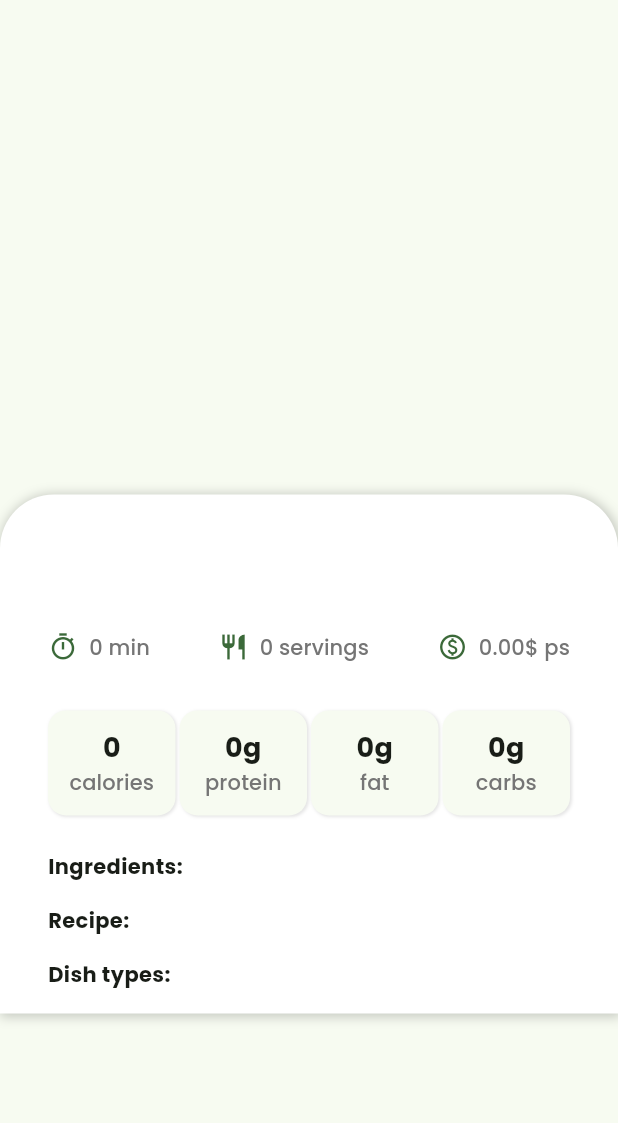
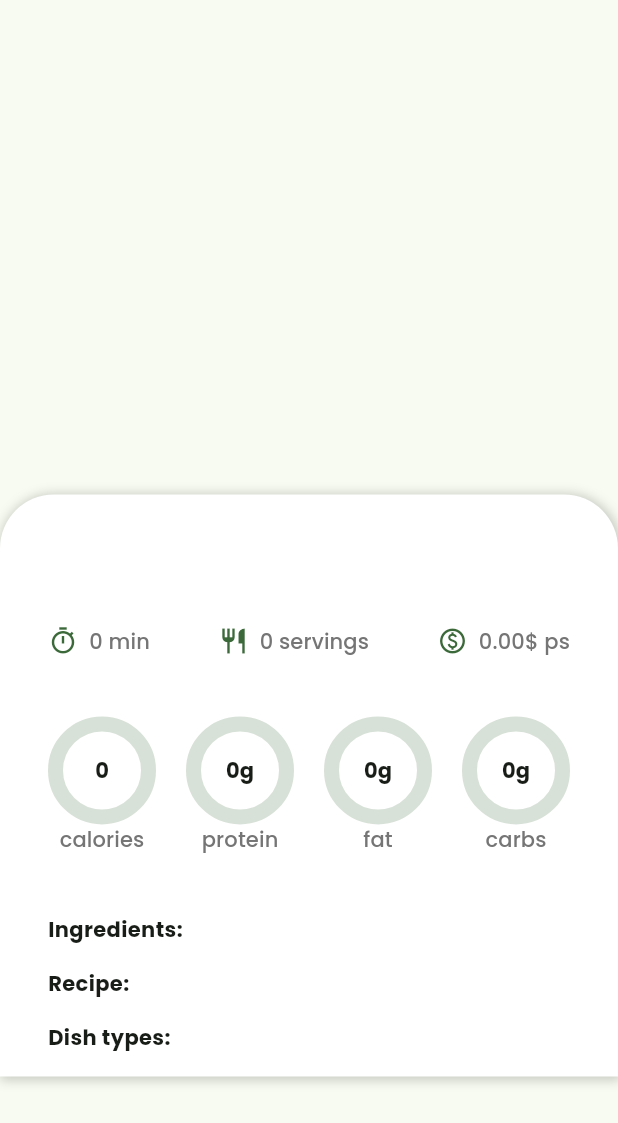
Before and after one commit to p-olszewski/DietDesigner, a Flutter app: the MealDetailsData widget shown alone on an empty page, opened directly with empty values, on a phone screen of 412 x 824 dp. Shown: the top 1123 px of the screen. Run offline on Flutter 3.47's test engine with Material 2 defaults, Android fonts, the phone set to English and light mode, and no system bars; drawn by our look-alikes of percent_indicator; our stand-ins replace cloud_firestore, firebase_auth, firebase_core, flutter_dotenv, fluttertoast, google_fonts; missing offline and left inert: weekly_date_picker; accounts and stored records are empty; network calls fail.

Commit message:
change nutrients data to circular  percent indicators

```diff
--- a/lib/screens/meal_details_screen.dart
+++ b/lib/screens/meal_details_screen.dart
@@ -1,5 +1,6 @@
 import 'package:diet_designer/models/meal.dart';
 import 'package:flutter/material.dart';
+import 'package:percent_indicator/percent_indicator.dart';
 
 class MealDetailsScreen extends StatefulWidget {
   final Meal meal;
@@ -123,7 +124,7 @@ class MealDetailsData extends StatelessWidget {
                   child: Column(
                     crossAxisAlignment: CrossAxisAlignment.start,
                     children: [
-                      const SizedBox(height: 12),
+                      const SizedBox(height: 8),
                       Text(
                         meal.title,
                         style: Theme.of(context).textTheme.headlineLarge!.copyWith(
@@ -132,9 +133,9 @@ class MealDetailsData extends StatelessWidget {
                       ),
                       const SizedBox(height: 12),
                       _buildIconRow(context),
-                      const SizedBox(height: 32),
-                      _buildNutritionRow(context, meal),
-                      const SizedBox(height: 24),
+                      const SizedBox(height: 40),
+                      _buildNutrientsRow(context, meal),
+                      const SizedBox(height: 40),
                       _buildIngredients(context, meal),
                       const SizedBox(height: 16),
                       _buildRecipe(context, meal),
@@ -202,41 +203,35 @@ class MealDetailsData extends StatelessWidget {
     );
   }
 
-  _buildNutritionRow(BuildContext context, Meal meal) {
+  _buildNutrientsRow(BuildContext context, Meal meal) {
     TextStyle? labelStyle = Theme.of(context).textTheme.labelLarge!.copyWith(
           color: Colors.grey[600],
         );
 
-    nutritionItem(String value, String label) {
-      return Container(
-        height: 70,
-        width: 85,
-        decoration: BoxDecoration(
-          color: Theme.of(context).cardColor,
-          boxShadow: [
-            BoxShadow(
-              color: Colors.black.withOpacity(0.1),
-              blurRadius: 1,
-              offset: const Offset(1, 1),
-            ),
-          ],
-          borderRadius: BorderRadius.circular(12),
-        ),
-        child: Column(
-          mainAxisAlignment: MainAxisAlignment.center,
-          children: [
-            Text(
-              value,
-              style: const TextStyle(
-                fontSize: 18,
+    nutrientItem(String value, String label, double percent) {
+      Color progressColor = percent < 0.5
+          ? Theme.of(context).colorScheme.primary
+          : percent < 0.8
+              ? Colors.orange
+              : Colors.red;
+      return CircularPercentIndicator(
+        radius: 36.0,
+        lineWidth: 10.0,
+        percent: percent,
+        progressColor: progressColor,
+        backgroundColor: progressColor.withOpacity(0.2),
+        center: Text(
+          value,
+          style: Theme.of(context).textTheme.labelLarge!.copyWith(
                 fontWeight: FontWeight.bold,
               ),
-            ),
-            Text(
-              label,
-              style: labelStyle,
-            ),
-          ],
+        ),
+        circularStrokeCap: CircularStrokeCap.round,
+        animation: true,
+        animationDuration: 600,
+        footer: Text(
+          label,
+          style: labelStyle,
         ),
       );
     }
@@ -244,21 +239,25 @@ class MealDetailsData extends StatelessWidget {
     return Row(
       mainAxisAlignment: MainAxisAlignment.spaceBetween,
       children: [
-        nutritionItem(
+        nutrientItem(
           meal.calories.round().toString(),
           'calories',
+          meal.calories / 3000,
         ),
-        nutritionItem(
+        nutrientItem(
           '${meal.proteins.round().toString()}g',
           'protein',
+          meal.proteins / 200,
         ),
-        nutritionItem(
+        nutrientItem(
           '${meal.fats.round().toString()}g',
           'fat',
+          meal.fats / 50,
         ),
-        nutritionItem(
+        nutrientItem(
           '${meal.carbs.round().toString()}g',
           'carbs',
+          meal.carbs / 300,
         ),
       ],
     );
--- a/pubspec.yaml
+++ b/pubspec.yaml
@@ -49,6 +49,7 @@ dependencies:
   intl: ^0.17.0
   weekly_date_picker: ^1.3.0
   font_awesome_flutter: ^10.4.0
+  percent_indicator: ^4.2.3
 
 dev_dependencies:
   flutter_lints: ^2.0.1
```
Also changed, not shown: pubspec.lock.
